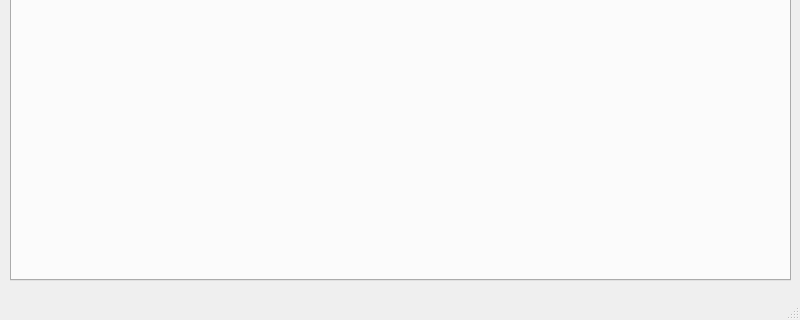
Qt form 3growbox_qtwidget/GrowBoxDesktop/mainwindow.ui (wojtron2/Desktop_QT_app_box) before a commit; both pictures show x 0 to 800 and y 280 to 600 of the 800 by 600 pixel window.
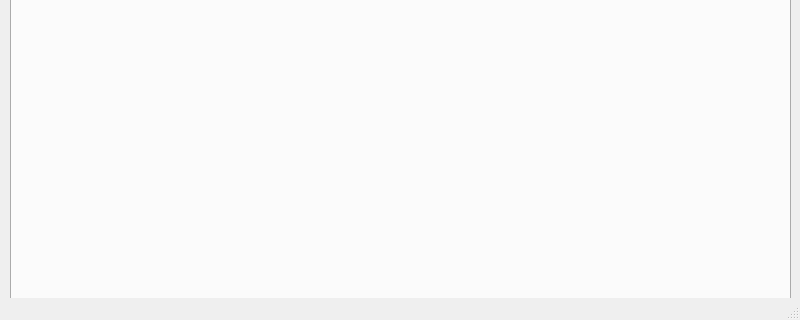
The same form after that commit. The open tabs and pages were chosen to show the change.

```diff
--- a/3growbox_qtwidget/GrowBoxDesktop/mainwindow.ui
+++ b/3growbox_qtwidget/GrowBoxDesktop/mainwindow.ui
@@ -20,7 +20,7 @@
       <x>10</x>
       <y>0</y>
       <width>781</width>
-      <height>561</height>
+      <height>581</height>
      </rect>
     </property>
     <property name="currentIndex">
```
Left out of the diff: 2 changed lines with no effect on the pictures.
